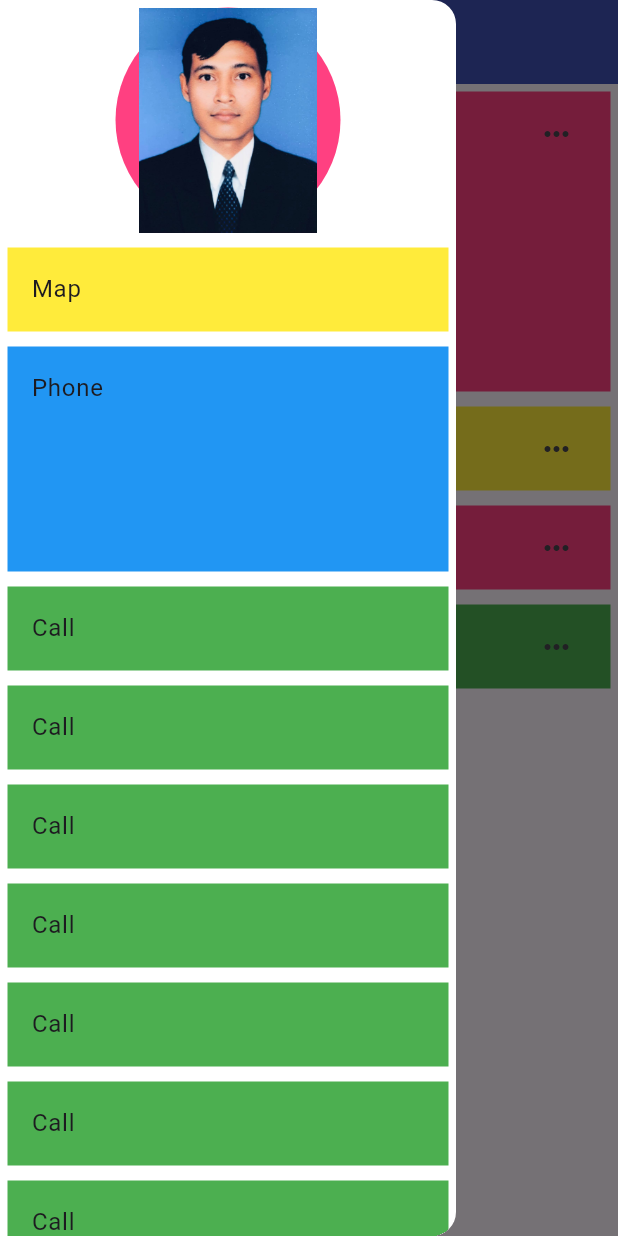
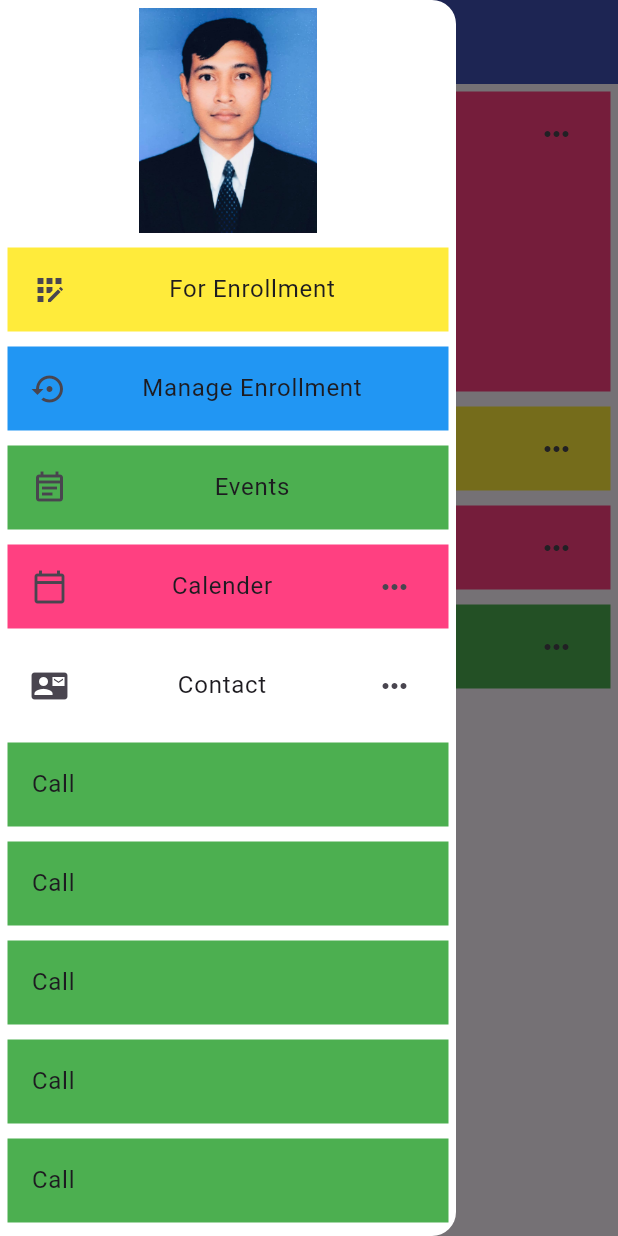
Before and after one commit to Cyperfroz00/griddemo, a Flutter app: the screen it shows after launch, with the side drawer open, on a phone screen of 412 x 824 dp. Run offline on Flutter 3.47's test engine with Material 2 defaults, Android fonts, the phone set to English and light mode, and no system bars.

Commit message:
8th update drawer with profile and category

```diff
--- a/lib/componnet/list_view_screen.dart
+++ b/lib/componnet/list_view_screen.dart
@@ -15,26 +15,22 @@ class _ListviewscreenState extends State<Listviewscreen> {
       drawer: Drawer(
         backgroundColor: Colors.white,
         child: Container(
-          height: 150,
-          width: 150,
           child: Container(
             child: ListView(
               children: [
                 Center(
                   child: Container(
-
                     decoration: BoxDecoration(
                         borderRadius: BorderRadius.all(
-                          Radius.circular(250),
-                        ),
-                        color: Colors.pinkAccent),
+                      Radius.circular(250),
+                    )),
                     width: 150,
                     height: 150,
                     margin: EdgeInsets.all(5),
                     // width: 100,
                     // height: 100,
                     child: Image.asset(
-                      'assets/images/ceo.jpg'
+                      'assets/images/ceo.jpg',
                     ),
                   ),
                 ),
@@ -43,18 +39,17 @@ class _ListviewscreenState extends State<Listviewscreen> {
                   margin: EdgeInsets.all(5),
                   color: Colors.yellow[500],
                   child: ListTile(
-                    //leading: Icon(Icons.map),
-                    title: Text('Map'),
+                    leading: Icon(Icons.app_registration),
+                    title: Center(child: Text('For Enrollment')),
                     //trailing: Icon(Icons.more_horiz),
                   ),
                 ),
                 Container(
                   margin: EdgeInsets.all(5),
-                  height: 150,
                   color: Colors.blue,
                   child: ListTile(
-                    ///leading: Icon(Icons.phone_android),
-                    title: Text('Phone'),
+                    leading: Icon(Icons.settings_backup_restore),
+                    title: Center(child: Text('Manage Enrollment')),
                     //trailing: Icon(Icons.more_horiz),
                   ),
                 ),
@@ -62,27 +57,27 @@ class _ListviewscreenState extends State<Listviewscreen> {
                   margin: EdgeInsets.all(5),
                   color: Colors.green,
                   child: ListTile(
-                    //leading: Icon(Icons.call),
-                    title: Text('Call'),
+                    leading: Icon(Icons.event_note_outlined),
+                    title: Center(child: Text('Events')),
                     //trailing: Icon(Icons.more_horiz),
                   ),
                 ),
                 Container(
                   margin: EdgeInsets.all(5),
-                  color: Colors.green,
+                  color: Colors.pinkAccent,
                   child: ListTile(
-                    //leading: Icon(Icons.call),
-                    title: Text('Call'),
-                    //trailing: Icon(Icons.more_horiz),
+                    leading: Icon(Icons.calendar_today_outlined),
+                    title: Center(child: Text('Calender')),
+                    trailing: Icon(Icons.more_horiz),
                   ),
                 ),
                 Container(
                   margin: EdgeInsets.all(5),
-                  color: Colors.green,
+                  color: Colors.white,
                   child: ListTile(
-                    //leading: Icon(Icons.call),
-                    title: Text('Call'),
-                    //trailing: Icon(Icons.more_horiz),
+                    leading: Icon(Icons.contact_mail),
+                    title: Center(child: Text('Contact')),
+                    trailing: Icon(Icons.more_horiz),
                   ),
                 ),
                 Container(
```
